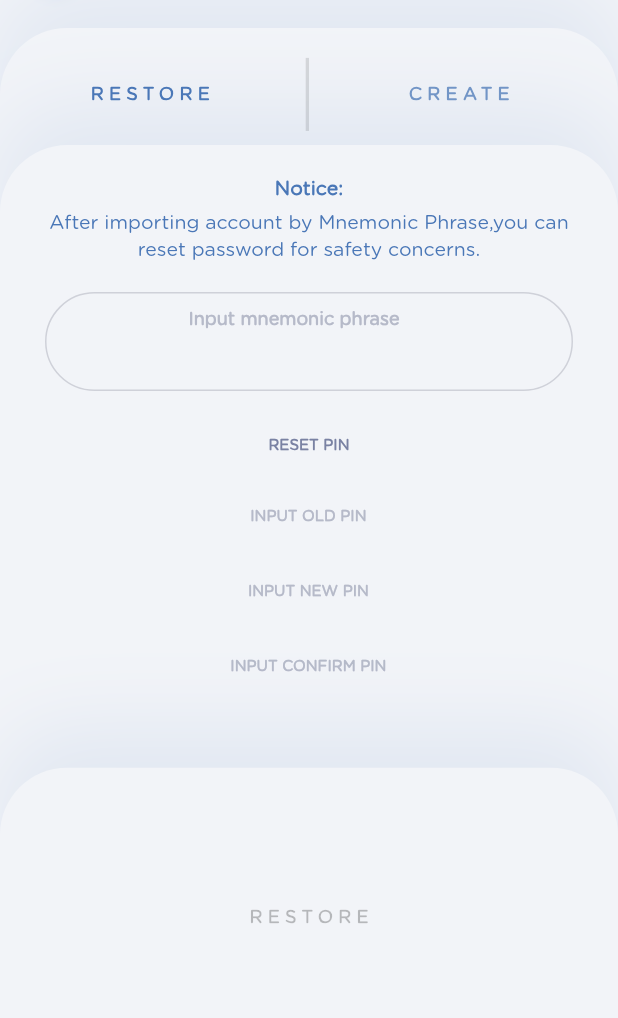
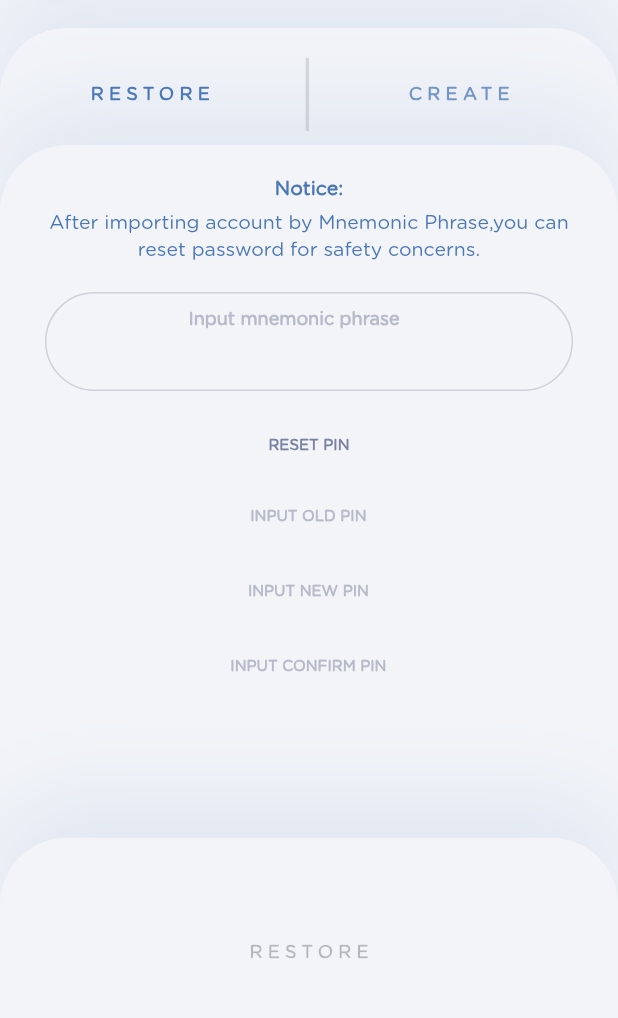
Before and after one commit to omnilaboratory/Archived----OmniWalletMobile_V2, a Flutter app: the LoginAndCreate screen opened by its route, on a phone screen of 412 x 824 dp, the part 170-1188 px from its top. Run offline on Flutter 3.47's test engine with Material 2 defaults, Android fonts, the phone set to English and light mode, and no system bars; our stand-ins replace cached_network_image, flutter_image_compress, flutter_screenutil, flutter_spinkit, flutter_svg, fluttertoast and 4 more; missing offline and left inert: bip39, bitcoin_flutter, encrypt; accounts and stored records are empty.

Commit message:
resolove some bug

```diff
--- a/lib/widget/login/LoginAndCreate.dart
+++ b/lib/widget/login/LoginAndCreate.dart
@@ -27,7 +27,7 @@ class _LoginAndCreateState extends State<LoginAndCreate> {
     return new ScopedModelDescendant<LocalModel>(
       builder: (context, child, model) {
         return new Scaffold(
-          resizeToAvoidBottomPadding: false,
+          // resizeToAvoidBottomPadding: false,
           body: new Container(
             color: Color.fromRGBO(242, 244, 248, 1),
             child: Stack(
--- a/lib/widget/login/backupMnemonic.dart
+++ b/lib/widget/login/backupMnemonic.dart
@@ -188,7 +188,7 @@ class _BackupMnemonicState extends State<BackupMnemonic>{
                       ),
                     ),
                     new Container(
-                      margin: EdgeInsets.only(top: 136),
+                      margin: EdgeInsets.only(top: 96),
                       child: new FlatButton(
                         splashColor: Color(0xfff2f4f8),
                         highlightColor: Color(0xfff2f4f8),
--- a/lib/widget/login/backupMnemonicOrder.dart
+++ b/lib/widget/login/backupMnemonicOrder.dart
@@ -235,7 +235,7 @@ class _BackupMnemonicOrderState extends State<BackupMnemonicOrder>{
                       ),
                     ),
                     new Container(
-                      margin: EdgeInsets.only(top: 136),
+                      margin: EdgeInsets.only(top: 122),
                       child: new FlatButton(
                         splashColor: Color(0xfff2f4f8),
                         highlightColor: Color(0xfff2f4f8),
--- a/lib/widget/login/backupWallet.dart
+++ b/lib/widget/login/backupWallet.dart
@@ -125,7 +125,7 @@ class _BackupWalletHomeState extends State<BackupWalletHome> {
                           )),
                     ),
                     new Container(
-                      margin: EdgeInsets.only(top: 136),
+                      margin: EdgeInsets.only(top: 76),
                       child: new FlatButton(
                         splashColor: Color(0xfff2f4f8),
                         highlightColor: Color(0xfff2f4f8),
--- a/lib/widget/login/login.dart
+++ b/lib/widget/login/login.dart
@@ -71,10 +71,15 @@ class _LoginState extends State<Login> {
                 child: new Container(
                   height: ScreenUtil().setHeight(605),
                   width: ScreenUtil().setWidth(376),
+                  child: new Container(
+                    height: ScreenUtil().setHeight(200),
+                    width: ScreenUtil().setWidth(376),
+                    child: new SingleChildScrollView(
                       child: Column(
                         children: <Widget>[
                           new Container(
-                        margin: EdgeInsets.only(top: 20, left: 30, right: 30),
+                            margin:
+                                EdgeInsets.only(top: 20, left: 30, right: 30),
                             child: new Column(
                               children: <Widget>[
                                 new Container(
@@ -98,22 +103,25 @@ class _LoginState extends State<Login> {
                                       )),
                                 ),
                                 new Container(
-                              margin: EdgeInsets.only(top: 17,bottom: 30),
+                                  margin: EdgeInsets.only(top: 17, bottom: 30),
                                   height: ScreenUtil().setHeight(65),
                                   decoration: BoxDecoration(
-                                border: Border.all(color: Color(0xffcfd1d9)),
-                                borderRadius: BorderRadius.circular(50)
-                              ),
+                                      border:
+                                          Border.all(color: Color(0xffcfd1d9)),
+                                      borderRadius: BorderRadius.circular(50)),
                                   child: new TextField(
                                     maxLines: 4,
                                     textAlign: TextAlign.center,
                                     style: UtilStyle.inputStyleM,
                                     decoration: InputDecoration(
                                         border: InputBorder.none,
-                                  contentPadding: EdgeInsets.only(left: 30,right: 50,top: 10,bottom: 10),
+                                        contentPadding: EdgeInsets.only(
+                                            left: 30,
+                                            right: 50,
+                                            top: 10,
+                                            bottom: 10),
                                         hintText: 'Input mnemonic phrase',
-                                  hintStyle: UtilStyle.hintTextFontM
-                                ),
+                                        hintStyle: UtilStyle.hintTextFontM),
                                   ),
                                 )
                               ],
@@ -155,7 +163,6 @@ class _LoginState extends State<Login> {
                                     inputFocuse: newPinFocus,
                                     isPassword: false,
                                     errorMsg: '',
-
                                   ),
                                 ),
                                 new Container(
@@ -177,10 +184,12 @@ class _LoginState extends State<Login> {
                       ),
                     ),
                   ),
+                ),
+              ),
               new Positioned(
                 bottom: 0,
                 child: new Container(
-                  height: ScreenUtil().setHeight(196),
+                  height: ScreenUtil().setHeight(150),
                   width: ScreenUtil().setWidth(376),
                   decoration: new BoxDecoration(
                     color: Color.fromRGBO(242, 244, 248, 1),
@@ -191,7 +200,7 @@ class _LoginState extends State<Login> {
                     boxShadow: [
                       BoxShadow(
                           color: Color.fromRGBO(70, 116, 182, 0.10),
-                          offset: Offset(0,-24),
+                          offset: Offset(0, -24),
                           blurRadius: 48.0,
                           spreadRadius: 2.0),
                     ],
@@ -200,13 +209,10 @@ class _LoginState extends State<Login> {
                     child: new FlatButton(
                       onPressed: () {
                         // Navigator.pushNamed(context, '/walletAndAddress');
-                        Navigator.push(context,
-                          new MaterialPageRoute(
-                            builder: (BuildContext context){
+                        Navigator.push(context, new MaterialPageRoute(
+                            builder: (BuildContext context) {
                           return new BackupWalletHome();
-                            }
-                          )
-                        );
+                        }));
                       },
                       child: Center(
                         child: Text(
@@ -218,6 +224,7 @@ class _LoginState extends State<Login> {
                   ),
                 ),
               ),
+
             ],
           ),
         );
```
Also changed, not shown: lib/widget/login/create.dart (+10 -62 lines), 3 other files. Lines whose indentation alone changed are shown as unchanged.
